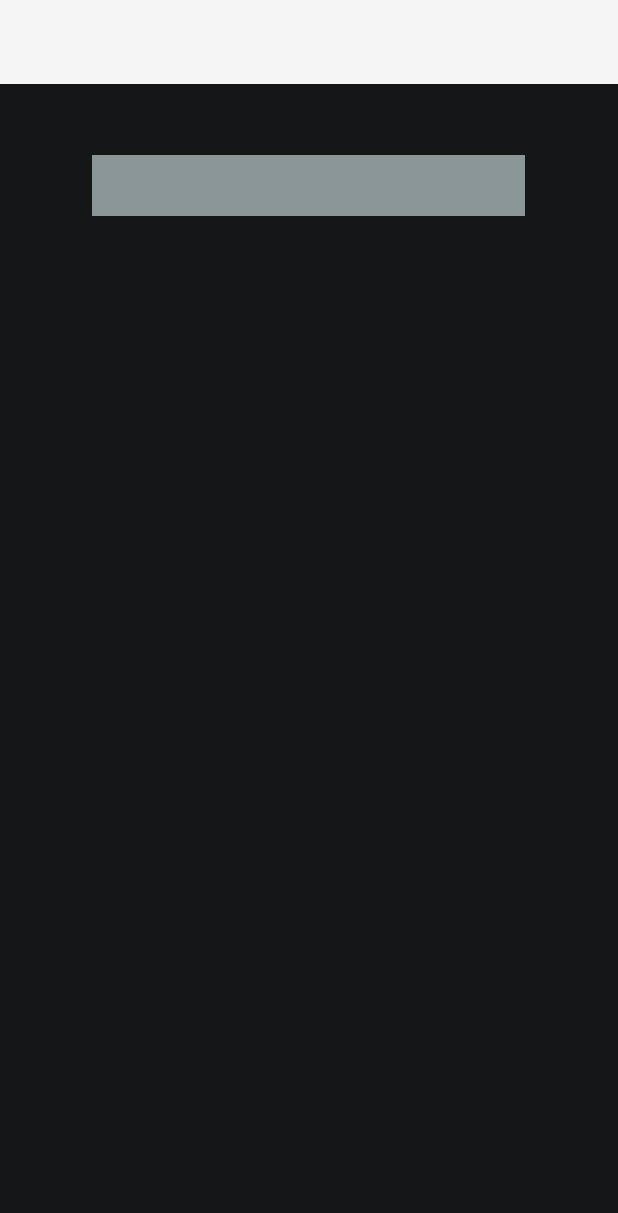
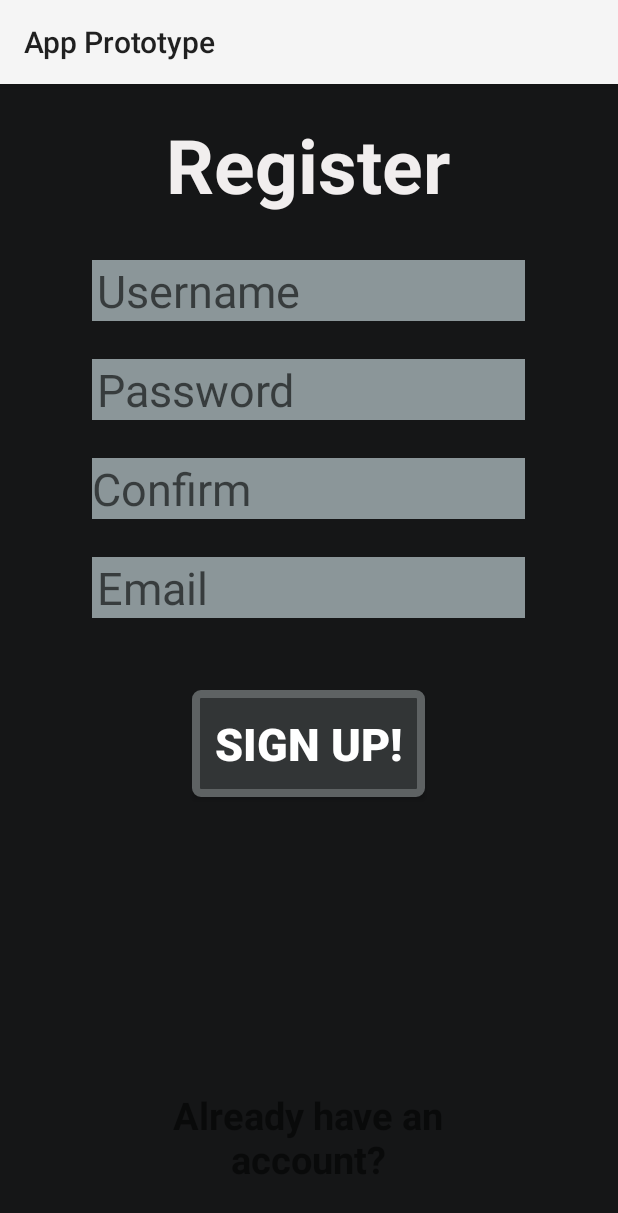
Before and after one commit to AndroidDeveloperMLG/Prototype, an Android app: the signUp screen opened directly, with no data from a screen before it, on a phone screen of 412 x 824 dp. Shown: the top 1213 px of the screen. Run offline under Robolectric (Android 15) with nearby library versions, the phone set to English and light mode, and no system bars.

Commit message:
App Prototype

```diff
--- a/AppPrototype/app/src/main/java/com/jumin/appprototype/signUp.java
+++ b/AppPrototype/app/src/main/java/com/jumin/appprototype/signUp.java
@@ -1,8 +1,10 @@
 package com.jumin.appprototype;
 
+import android.graphics.Paint;
 import android.support.v7.app.AppCompatActivity;
 import android.os.Bundle;
-import android.widget.EditText;
+import android.text.Html;
+import android.widget.TextView;
 
 public class signUp extends AppCompatActivity {
 
--- a/AppPrototype/app/src/main/res/drawable/signupbuttons.xml
+++ b/AppPrototype/app/src/main/res/drawable/signupbutton.xml
@@ -7,4 +7,8 @@
     <stroke android:width="5dp"
         android:color="#5E6263" />
 
+    <solid android:color="#323536" />
+
+    <corners android:radius="3dp" />
+
 </shape>
--- a/AppPrototype/app/src/main/res/layout/activity_sign_up.xml
+++ b/AppPrototype/app/src/main/res/layout/activity_sign_up.xml
@@ -14,24 +14,99 @@
         android:layout_weight="0.7">
 
         <!-- This is the part that's 70% of the total width. I'm inserting a LinearLayout and buttons.-->
+        <TextView
+            android:layout_width="wrap_content"
+            android:layout_height="wrap_content"
+            android:text="Register"
+            android:id="@+id/signUpText"
+            android:layout_alignParentTop="true"
+            android:layout_centerHorizontal="true"
+            android:textSize="50dp"
+            android:layout_marginTop="20dp"
+            android:textColor="#f1eeee"
+            android:textStyle="bold" />
+
+        <EditText
+            android:layout_width="fill_parent"
+            android:layout_height="wrap_content"
+            android:id="@+id/userField"
+            android:background="#8B9699"
+            android:textSize="30sp"
+            android:singleLine="true"
+            android:hint="Username"
+            android:layout_below="@+id/signUpText"
+            android:layout_alignParentStart="true"
+            android:layout_marginTop="30dp"
+            android:paddingLeft="3dp" />
+
+        <EditText
+            android:layout_width="fill_parent"
+            android:layout_height="wrap_content"
+            android:id="@+id/passField"
+            android:background="#8B9699"
+            android:textSize="30sp"
+            android:singleLine="true"
+            android:hint="Password"
+            android:inputType="textPassword"
+            android:layout_marginTop="25dp"
+            android:layout_below="@+id/userField"
+            android:layout_alignParentStart="true"
+            android:paddingLeft="3dp" />
+
+        <EditText
+            android:layout_width="fill_parent"
+            android:layout_height="wrap_content"
+            android:id="@+id/passField2"
+            android:background="#8B9699"
+            android:textSize="30sp"
+            android:singleLine="true"
+            android:hint="Confirm"
+            android:layout_below="@+id/passField"
+            android:layout_alignParentStart="true"
+            android:layout_marginTop="25dp"
+            android:inputType="textPassword"/>
+
         <EditText
             android:layout_width="fill_parent"
             android:layout_height="wrap_content"
             android:id="@+id/editText"
             android:background="#8B9699"
-            android:layout_alignParentTop="true"
-            android:layout_alignParentStart="true"
-            android:layout_marginTop="47dp"
             android:textSize="30sp"
-            android:singleLine="true"/>
+            android:singleLine="true"
+            android:hint="Email"
+            android:inputType="textEmailAddress"
+            android:paddingLeft="3dp"
+            android:layout_below="@id/passField2"
+            android:layout_centerVertical="true"
+            android:layout_centerHorizontal="true"
+            android:layout_marginTop="25dp" />
 
-        <LinearLayout
-            android:layout_width="fill_parent"
+        <Button
+            android:layout_width="wrap_content"
             android:layout_height="wrap_content"
-            android:layout_centerInParent="true"
-            android:orientation="vertical">
+            android:text="Sign Up!"
+            android:id="@+id/signUpButton"
+            android:layout_marginTop="48dp"
+            android:layout_below="@+id/editText"
+            android:layout_centerHorizontal="true"
+            android:textSize="30sp"
+            android:background="@drawable/signupbutton"
+            android:padding="15dp"
+            android:textStyle="bold"
+            android:textColor="#ffffff" />
 
-        </LinearLayout>
+        <TextView
+            android:layout_width="wrap_content"
+            android:layout_height="wrap_content"
+            android:text="Already have an account?"
+            android:id="@+id/alreadyHaveText"
+            android:layout_alignParentBottom="true"
+            android:layout_centerHorizontal="true"
+            android:layout_marginBottom="34dp"
+            android:textSize="25sp"
+            android:textAlignment="center"
+            android:textStyle="bold"/>
+
         <!-- 70% Width End-->
 
     </RelativeLayout>
--- /dev/null
+++ b/AppPrototype/app/src/main/res/values/strings.xml
@@ -0,0 +1,4 @@
+<resources>
+    <string name="app_name">App Prototype</string>
+    <string name="already_have_text">Already have an account?</string>
+</resources>
```
